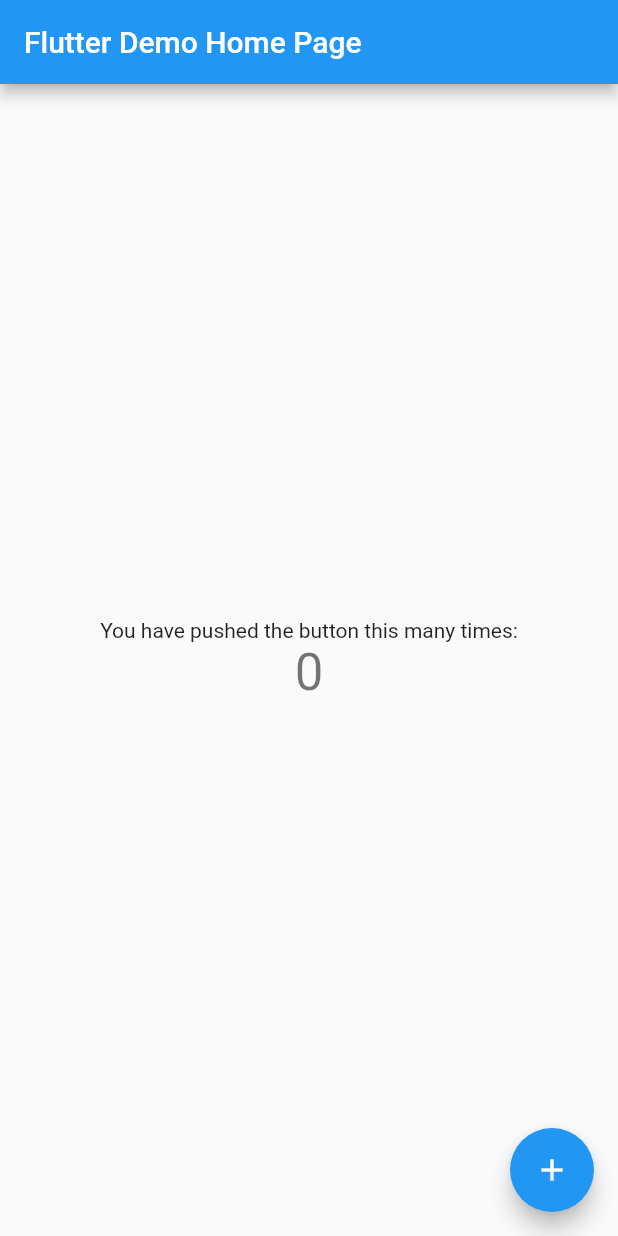
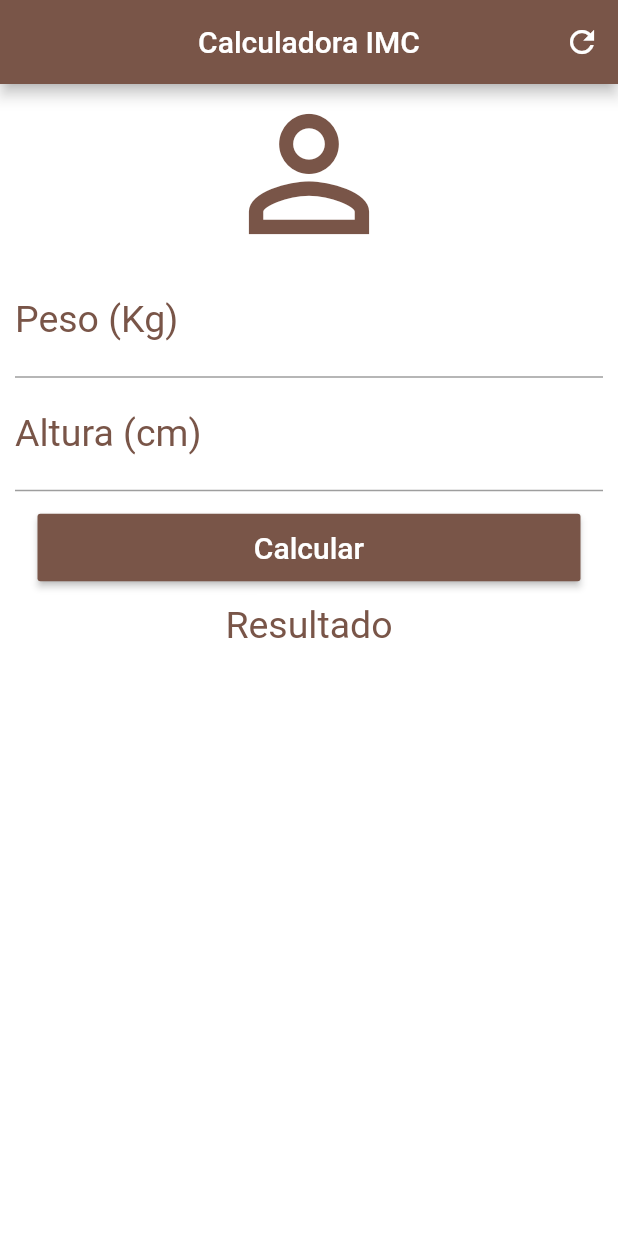
Before and after one commit to JoaoPauloLaurindo/Calculadora-de-IMC, a Flutter app: the screen it shows after launch, on a phone screen of 412 x 824 dp. Run offline on Flutter 3.47's test engine with Material 2 defaults, Android fonts, the phone set to English and light mode, and no system bars.

Commit message:
Layout do app

```diff
--- a/lib/main.dart
+++ b/lib/main.dart
@@ -1,111 +1,94 @@
 import 'package:flutter/material.dart';
 
-void main() => runApp(MyApp());
+void main() {
+  runApp(
+    MaterialApp(
+      debugShowCheckedModeBanner: true,
+      home: Home(),
+    ),
+  );
+}
 
-class MyApp extends StatelessWidget {
-  // This widget is the root of your application.
+class Home extends StatefulWidget {
+  @override
+  _HomeState createState() => _HomeState();
+}
+
+class _HomeState extends State<Home> {
   @override
   Widget build(BuildContext context) {
-    return MaterialApp(
-      title: 'Flutter Demo',
-      theme: ThemeData(
-        // This is the theme of your application.
-        //
-        // Try running your application with "flutter run". You'll see the
-        // application has a blue toolbar. Then, without quitting the app, try
-        // changing the primarySwatch below to Colors.green and then invoke
-        // "hot reload" (press "r" in the console where you ran "flutter run",
-        // or simply save your changes to "hot reload" in a Flutter IDE).
-        // Notice that the counter didn't reset back to zero; the application
-        // is not restarted.
-        primarySwatch: Colors.blue,
+    return Scaffold(
+      appBar: AppBar(
+        title: Text('Calculadora IMC'),
+        centerTitle: true,
+        backgroundColor: Colors.brown,
+        actions: <Widget>[
+          IconButton(
+            icon: Icon(
+              Icons.refresh,
+              color: Colors.white,
+            ),
+            onPressed: () {},
+          ),
+        ],
       ),
-      home: MyHomePage(title: 'Flutter Demo Home Page'),
+      backgroundColor: Colors.white,
+      body: SingleChildScrollView(
+        padding: EdgeInsets.fromLTRB(10, 0, 10, 0),
+        child: Column(
+          crossAxisAlignment: CrossAxisAlignment.stretch,
+          children: <Widget>[
+            Icon(
+              Icons.person_outline,
+              size: 120,
+              color: Colors.brown,
+            ),
+            TextField(
+              keyboardType: TextInputType.number,
+              decoration: InputDecoration(
+                labelText: "Peso (Kg)",
+                labelStyle: TextStyle(color: Colors.brown),
+              ),
+              textAlign: TextAlign.center,
+              style: TextStyle(color: Colors.brown, fontSize: 25),
+            ),
+            TextField(
+              keyboardType: TextInputType.number,
+              decoration: InputDecoration(
+                labelText: "Altura (cm)",
+                labelStyle: TextStyle(color: Colors.brown),
+              ),
+              textAlign: TextAlign.center,
+              style: TextStyle(color: Colors.brown, fontSize: 25),
+            ),
+            Padding(
+              padding: EdgeInsets.all(15),
+              child: Container(
+                height: 45,
+                child: RaisedButton(
+                  onPressed: () {},
+                  child: Text(
+                    "Calcular",
+                    style: TextStyle(
+                      color: Colors.white,
+                      fontSize: 20,
+                    ),
+                  ),
+                  color: Colors.brown,
+                ),
+              ),
+            ),
+            Text(
+              "Resultado",
+              textAlign: TextAlign.center,
+              style: TextStyle(
+                color: Colors.brown,
+                fontSize: 25,
+              ),
+            )
+          ],
+        ),
+      ),
     );
   }
 }
-
-class MyHomePage extends StatefulWidget {
-  MyHomePage({Key key, this.title}) : super(key: key);
-
-  // This widget is the home page of your application. It is stateful, meaning
-  // that it has a State object (defined below) that contains fields that affect
-  // how it looks.
-
-  // This class is the configuration for the state. It holds the values (in this
-  // case the title) provided by the parent (in this case the App widget) and
-  // used by the build method of the State. Fields in a Widget subclass are
-  // always marked "final".
-
-  final String title;
-
-  @override
-  _MyHomePageState createState() => _MyHomePageState();
-}
-
-class _MyHomePageState extends State<MyHomePage> {
-  int _counter = 0;
-
-  void _incrementCounter() {
-    setState(() {
-      // This call to setState tells the Flutter framework that something has
-      // changed in this State, which causes it to rerun the build method below
-      // so that the display can reflect the updated values. If we changed
-      // _counter without calling setState(), then the build method would not be
-      // called again, and so nothing would appear to happen.
-      _counter++;
-    });
-  }
-
-  @override
-  Widget build(BuildContext context) {
-    // This method is rerun every time setState is called, for instance as done
-    // by the _incrementCounter method above.
-    //
-    // The Flutter framework has been optimized to make rerunning build methods
-    // fast, so that you can just rebuild anything that needs updating rather
-    // than having to individually change instances of widgets.
-    return Scaffold(
-      appBar: AppBar(
-        // Here we take the value from the MyHomePage object that was created by
-        // the App.build method, and use it to set our appbar title.
-        title: Text(widget.title),
-      ),
-      body: Center(
-        // Center is a layout widget. It takes a single child and positions it
-        // in the middle of the parent.
-        child: Column(
-          // Column is also a layout widget. It takes a list of children and
-          // arranges them vertically. By default, it sizes itself to fit its
-          // children horizontally, and tries to be as tall as its parent.
-          //
-          // Invoke "debug painting" (press "p" in the console, choose the
-          // "Toggle Debug Paint" action from the Flutter Inspector in Android
-          // Studio, or the "Toggle Debug Paint" command in Visual Studio Code)
-          // to see the wireframe for each widget.
-          //
-          // Column has various properties to control how it sizes itself and
-          // how it positions its children. Here we use mainAxisAlignment to
-          // center the children vertically; the main axis here is the vertical
-          // axis because Columns are vertical (the cross axis would be
-          // horizontal).
-          mainAxisAlignment: MainAxisAlignment.center,
-          children: <Widget>[
-            Text(
-              'You have pushed the button this many times:',
-            ),
-            Text(
-              '$_counter',
-              style: Theme.of(context).textTheme.display1,
-            ),
-          ],
-        ),
-      ),
-      floatingActionButton: FloatingActionButton(
-        onPressed: _incrementCounter,
-        tooltip: 'Increment',
-        child: Icon(Icons.add),
-      ), // This trailing comma makes auto-formatting nicer for build methods.
-    );
-  }
-}
```
